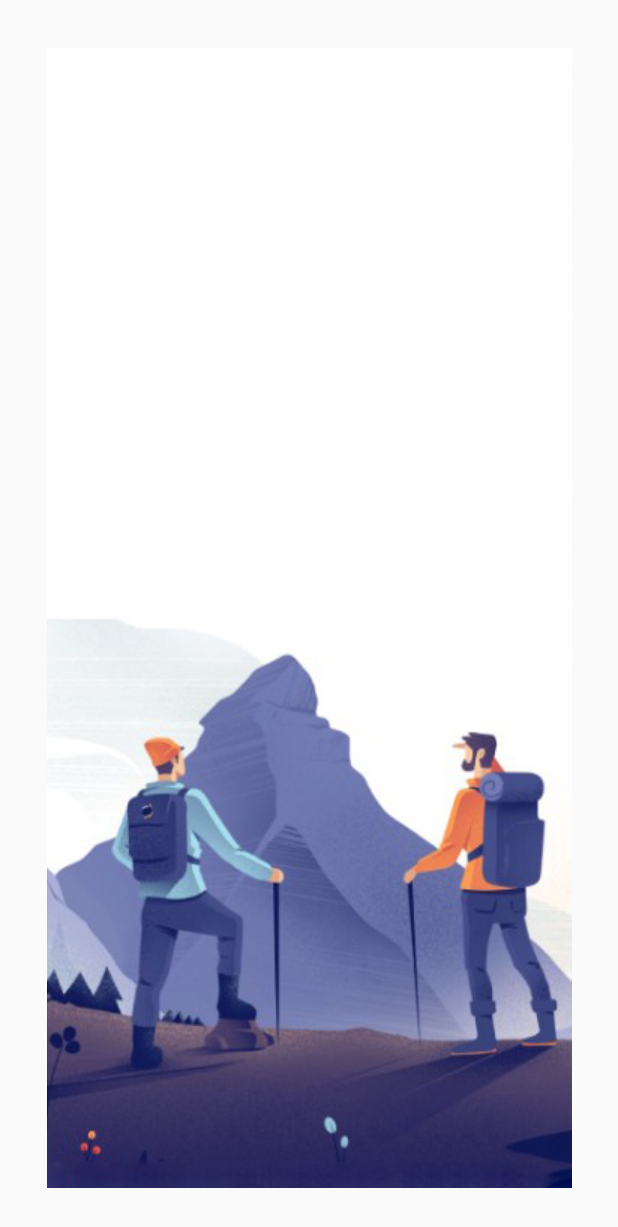
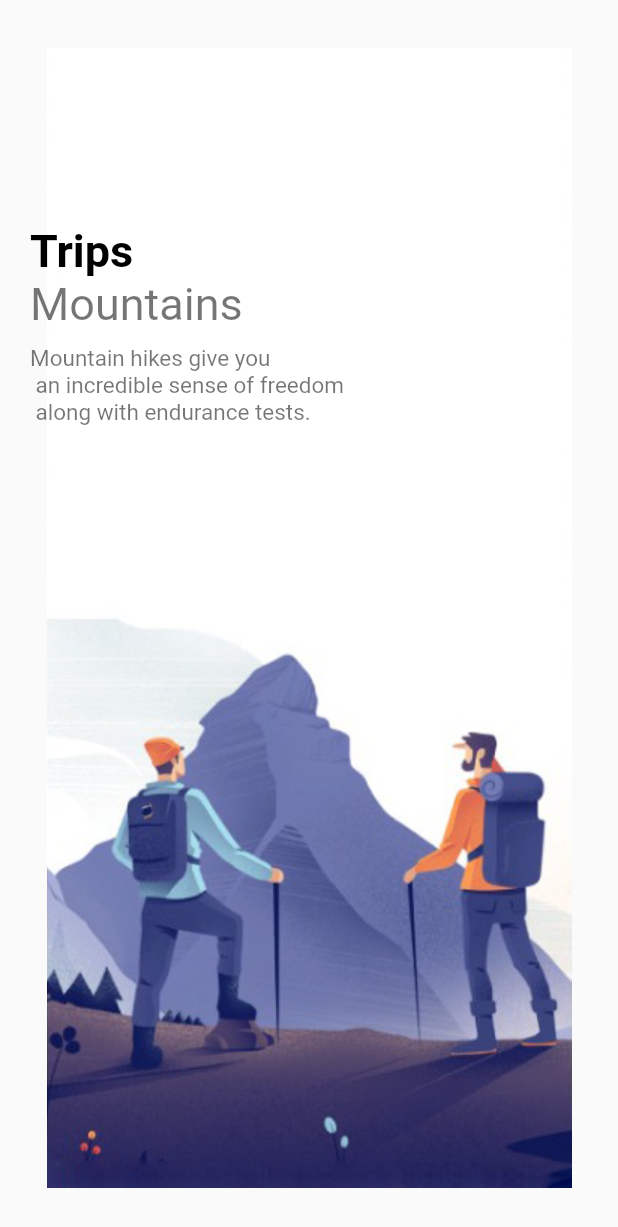
Before and after one commit to picasso653/travel_app, a Flutter app: the screen it shows after launch, on a phone screen of 412 x 824 dp. Shown: the top 1227 px of the screen. Run offline on Flutter 3.47's test engine with Material 2 defaults, Android fonts, the phone set to English and light mode, and no system bars.

Commit message:
Beginning the welcome page

```diff
--- a/lib/pages/welcome_screen.dart
+++ b/lib/pages/welcome_screen.dart
@@ -1,4 +1,6 @@
 import 'package:flutter/material.dart';
+import 'package:travle_app/widgets/app_large_text.dart';
+import 'package:travle_app/widgets/app_text.dart';
 
 class WelcomePage extends StatefulWidget {
   const WelcomePage({super.key});
@@ -28,6 +30,22 @@ class _WelcomePageState extends State<WelcomePage> {
                   "img/"+ images[index]
                 ))
               ),
+              child: Container(
+                margin: const EdgeInsets.only(top: 150, left: 20, right: 20),
+                child: Row(
+                  children: [
+                    Column(
+                      crossAxisAlignment: CrossAxisAlignment.start,
+                      children: [
+                        AppLargeText(text: "Trips"),
+                        AppText(text: "Mountains", size: 30,),
+                        const SizedBox(height: 10,),
+                        AppText(text: "Mountain hikes give you \n an incredible sense of freedom \n along with endurance tests.")
+                      ],
+                    )
+                  ],
+                ),
+              ),
             );
           }),
     );
--- /dev/null
+++ b/lib/widgets/app_large_text.dart
@@ -0,0 +1,22 @@
+import 'package:flutter/material.dart';
+import 'package:flutter/painting.dart';
+import 'package:flutter/src/widgets/container.dart';
+import 'package:flutter/src/widgets/framework.dart';
+
+class AppLargeText extends StatelessWidget {
+  double size;
+  final String text;
+  final Color color;
+
+   AppLargeText({super.key,  this.color = Colors.black,
+     this.size = 30, required this.text});
+
+  @override
+  Widget build(BuildContext context) {
+    return Text(text, style: TextStyle(
+      color: color,
+      fontSize: size,
+      fontWeight: FontWeight.bold
+    ),);
+  }
+}
--- /dev/null
+++ b/lib/widgets/app_text.dart
@@ -0,0 +1,21 @@
+import 'package:flutter/material.dart';
+import 'package:flutter/painting.dart';
+import 'package:flutter/src/widgets/container.dart';
+import 'package:flutter/src/widgets/framework.dart';
+
+class AppText extends StatelessWidget {
+  double size;
+  final String text;
+  final Color color;
+
+   AppText({super.key,  this.color = Colors.black54,
+     this.size = 15, required this.text});
+
+  @override
+  Widget build(BuildContext context) {
+    return Text(text, style: TextStyle(
+      color: color,
+      fontSize: size,
+    ),);
+  }
+}
```
